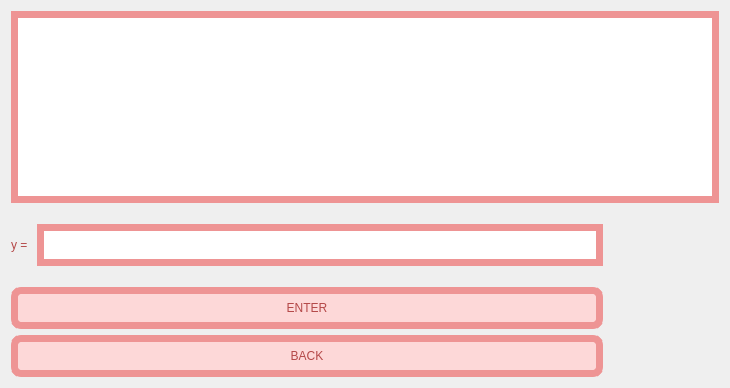
Old version of the form MATFWars/guessgame.ui in the repository Divljo31/MATFWars.
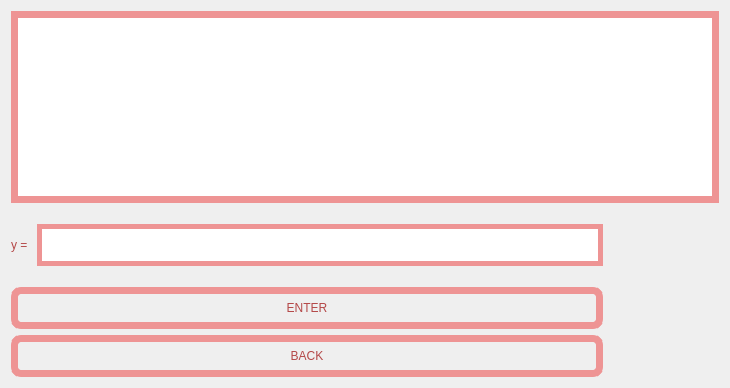
New version of the form. Icons and pictures are not drawn.

Patch:
```diff
--- a/MATFWars/guessgame.ui
+++ b/MATFWars/guessgame.ui
@@ -58,9 +58,15 @@
     </spacer>
    </item>
    <item>
-    <layout class="QHBoxLayout" name="horizontalLayout_4">
+    <layout class="QHBoxLayout" name="horizontalLayout_4" stretch="0,0,3,0">
+     <property name="sizeConstraint">
+      <enum>QLayout::SetFixedSize</enum>
+     </property>
      <item>
       <layout class="QVBoxLayout" name="verticalLayout_3">
+       <property name="rightMargin">
+        <number>0</number>
+       </property>
        <item>
         <layout class="QHBoxLayout" name="horizontalLayout_2">
          <item>
@@ -84,9 +90,9 @@
             </sizepolicy>
            </property>
            <property name="styleSheet">
-            <string notr="true">border:7px solid;
-border-color: rgb(238, 148, 148);
-background-color: rgb(255, 255, 255);</string>
+            <string notr="true">border:5px solid;
+background-image: url(:/background/whiteBackground.jpg);
+border-color: rgb(238, 148, 148);</string>
            </property>
           </widget>
          </item>
@@ -119,10 +125,10 @@
          <property name="styleSheet">
           <string notr="true">color:rgb(180, 72, 72);
 font: 600 17pt &quot;URW Bookman&quot;;
-background-color: rgb(253, 216, 216);
 border-radius:10px;
 border:7px solid;
-border-color: rgb(238, 148, 148);</string>
+border-color: rgb(238, 148, 148);
+background-image: url(:/background/backgroundBtns.jpg);</string>
          </property>
          <property name="text">
           <string>ENTER</string>
@@ -140,10 +146,10 @@
          <property name="styleSheet">
           <string notr="true">color:rgb(180, 72, 72);
 font: 600 17pt &quot;URW Bookman&quot;;
-background-color: rgb(253, 216, 216);
 border-radius:10px;
 border:7px solid;
-border-color: rgb(238, 148, 148);</string>
+border-color: rgb(238, 148, 148);
+background-image: url(:/background/backgroundBtns.jpg);</string>
          </property>
          <property name="text">
           <string>BACK</string>
@@ -171,7 +177,7 @@
      <item>
       <widget class="QLabel" name="timer_label">
        <property name="sizePolicy">
-        <sizepolicy hsizetype="Minimum" vsizetype="Fixed">
+        <sizepolicy hsizetype="Fixed" vsizetype="Fixed">
          <horstretch>0</horstretch>
          <verstretch>0</verstretch>
         </sizepolicy>
```
